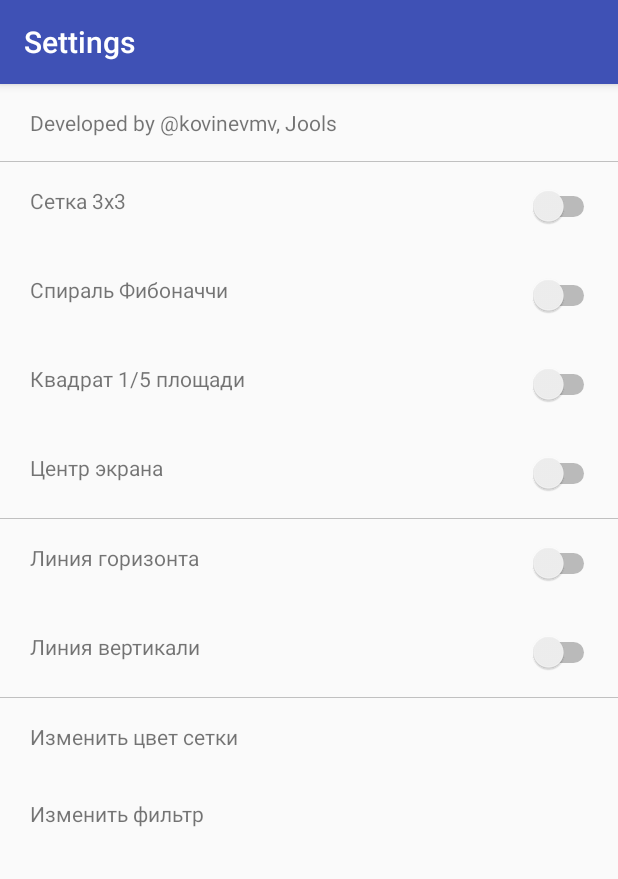
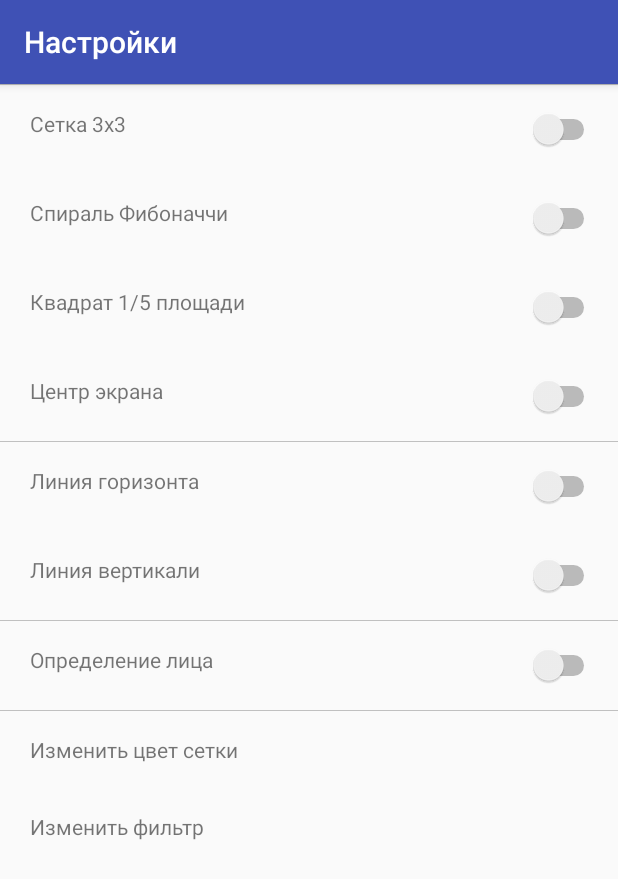
Before and after one commit to moevm/mse_photographer_assistant, an Android app: the screen it shows after launch (SettingsActivity), after a tap on an icon or button, on a phone screen of 412 x 824 dp. Shown: the top 879 px of the screen. Run offline under Robolectric (Android 15) with nearby library versions, the phone set to English and light mode, and no system bars.

Commit message:
#17 Add face detection
- Добавлено распознавание лица
- Добавлен соответствующий пункт в меню

```diff
--- a/app/src/main/java/com/leti/progin6304/cameraphotographerassistant/CameraActivity.kt
+++ b/app/src/main/java/com/leti/progin6304/cameraphotographerassistant/CameraActivity.kt
@@ -34,7 +34,7 @@ class CameraActivity(context: Context, frame : FrameLayout) {
     private val DELAY_FLASH   = 1000L        // в обычном состоянии и со вспышкой
 
     var mContext : Context = context          // MainActivity
-    private var mFrame : FrameLayout = frame  // frame для отображение вида с камеры
+    var mFrame : FrameLayout = frame  // frame для отображение вида с камеры
 
     var mCameraType : CAMERA_TYPE = CAMERA_TYPE.BACK   // Фронтальная или задняя камера
     private var mFlashType : FLASH = FLASH.FLASH_OFF   // Состояние всыпшки
@@ -63,8 +63,9 @@ class CameraActivity(context: Context, frame : FrameLayout) {
     // Инициализация камеры
     private fun initCamera(id : Int){
         mCamera = getCameraInstance(id)
-        mPreview = CameraPreview(this, mCamera!! )
+        mPreview = CameraPreview(this, mCamera!!)
         mFrame.addView(mPreview)
+        mCamera?.setFaceDetectionListener(MyFaceDetectionListener(mContext, mFrame, mCameraType))
     }
 
     // Получние Id камер
@@ -146,6 +147,8 @@ class CameraActivity(context: Context, frame : FrameLayout) {
     // Перезапуск preview после снимка
     private fun restartPreview(){
         isShowLines = false
+
+        mCamera?.setFaceDetectionListener(MyFaceDetectionListener(mContext, mFrame, mCameraType))
         try {
             mCamera?.startPreview()
         } catch (e : Exception){
@@ -239,8 +242,7 @@ class CameraActivity(context: Context, frame : FrameLayout) {
            isShowLines = true
            mFrame.addView(line, 2)
        }
-       catch (e : Exception){}
-       finally {}
+       catch (e : Exception){ isShowLines = false}
 
    }
 
--- /dev/null
+++ b/app/src/main/java/com/leti/progin6304/cameraphotographerassistant/MyFaceDetectionListener.kt
@@ -0,0 +1,18 @@
+package com.leti.progin6304.cameraphotographerassistant
+
+import android.content.Context
+import android.hardware.Camera
+import android.widget.FrameLayout
+
+class MyFaceDetectionListener(private val mContext : Context, private val mFrame : FrameLayout,
+                              private val mCameraType : CAMERA_TYPE) : Camera.FaceDetectionListener {
+    override fun onFaceDetection(faces: Array<out Camera.Face>?, p1: Camera?) {
+        val pref = mContext.getSharedPreferences("MY_SETTINGS", Context.MODE_PRIVATE)
+        if (pref.getInt("isSwitchFace", 0) == 1)
+            if (faces != null){
+                try{mFrame.removeViewAt(3)} catch (e : Exception){}
+                val mFaceView = FaceRect(mContext, faces, mCameraType)
+                mFrame.addView(mFaceView, 3)
+            }
+    }
+}
--- a/app/src/main/java/com/leti/progin6304/cameraphotographerassistant/SettingsActivity.kt
+++ b/app/src/main/java/com/leti/progin6304/cameraphotographerassistant/SettingsActivity.kt
@@ -30,7 +30,7 @@ class SettingsActivity : AppCompatActivity() {
     override fun onCreate(savedInstanceState: Bundle?) {
         super.onCreate(savedInstanceState)
         setContentView(R.layout.activity_settings)
-        title = "Settings"
+        title = "Настройки"
 
         setSwitch()
         initSwitch()
@@ -88,7 +88,7 @@ class SettingsActivity : AppCompatActivity() {
         switchGridCenter.isChecked = pref.getInt("isSwitchGridCenter", 0).toBoolean()
         switchHorizLine.isChecked = pref.getInt("isSwitchHorizLine", 0).toBoolean()
         switchVertLine.isChecked = pref.getInt("isSwitchVertLine", 0).toBoolean()
-
+        switchFace.isChecked = pref.getInt("isSwitchFace", 0).toBoolean()
     }
 
     // Инициализация обработки нажатия
@@ -110,6 +110,9 @@ class SettingsActivity : AppCompatActivity() {
         }
         switchVertLine.setOnClickListener{
             launchSwitchVertLine()
+        }
+        switchFace.setOnClickListener{
+            launchSwitchFace()
         }
     }
 
@@ -171,6 +174,10 @@ class SettingsActivity : AppCompatActivity() {
         updatePref()
     }
 
+    private fun launchSwitchFace(){
+        updatePref()
+    }
+
 
     // Обновление информации всех сеток
     private fun updatePref(){
@@ -181,6 +188,8 @@ class SettingsActivity : AppCompatActivity() {
         editor.putInt("isSwitchGridCenter", switchGridCenter.isChecked.toInt())
         editor.putInt("isSwitchHorizLine", switchHorizLine.isChecked.toInt())
         editor.putInt("isSwitchVertLine", switchVertLine.isChecked.toInt())
+        editor.putInt("isSwitchFace", switchFace.isChecked.toInt())
+
         editor.apply()
     }
 
--- a/app/src/main/res/layout/activity_settings.xml
+++ b/app/src/main/res/layout/activity_settings.xml
@@ -18,27 +18,6 @@
         android:layout_width="match_parent"
         android:layout_height="match_parent"
         android:orientation="vertical">
-
-        <RelativeLayout
-            android:layout_width="match_parent"
-            android:layout_height="wrap_content"
-            android:paddingBottom="16dp"
-            android:paddingLeft="12dp"
-            android:paddingRight="12dp"
-            android:paddingTop="16dp">
-
-            <TextView
-                android:id="@+id/test_textview"
-                android:layout_width="match_parent"
-                android:layout_height="wrap_content"
-                android:layout_alignTop="@+id/test_textview"
-                android:layout_marginTop="0dp"
-                android:clickable="false"
-                android:paddingStart="8dp"
-                android:paddingLeft="8dp"
-                android:text="Developed by @kovinevmv, Jools"
-                tools:ignore="NotSibling" />
-        </RelativeLayout>
 
         <View
             android:id="@+id/shutter_divider"
@@ -217,6 +196,41 @@
             android:background="#C0C0C0"
             android:importantForAccessibility="no"
             tools:ignore="DuplicateIds" />
+
+
+        <RelativeLayout
+            android:layout_width="match_parent"
+            android:layout_height="wrap_content"
+            android:paddingBottom="16dp"
+            android:paddingLeft="12dp"
+            android:paddingRight="12dp"
+            android:paddingTop="16dp">
+
+            <TextView
+                android:id="@+id/textForSwitchFace"
+                android:layout_width="match_parent"
+                android:layout_height="wrap_content"
+                android:clickable="false"
+                android:paddingStart="8dp"
+                android:paddingLeft="8dp"
+                android:text="Определение лица" />
+
+            <Switch
+                android:id="@+id/switchFace"
+                android:layout_width="wrap_content"
+                android:layout_height="wrap_content"
+                android:layout_alignParentEnd="true"
+                android:gravity="left"
+                android:layout_centerVertical="true" />
+        </RelativeLayout>
+
+        <View
+            android:id="@+id/shutter_divider3"
+            android:layout_width="match_parent"
+            android:layout_height="1px"
+            android:background="#C0C0C0"
+            android:importantForAccessibility="no"/>
+
         <RelativeLayout
             android:layout_width="match_parent"
             android:layout_height="wrap_content"
```
Also changed, not shown: app/src/main/java/com/leti/progin6304/cameraphotographerassistant/CameraPreview.kt (+9 -4 lines), app/src/main/java/com/leti/progin6304/cameraphotographerassistant/FaceRect.kt (added, +74 -0 lines).
